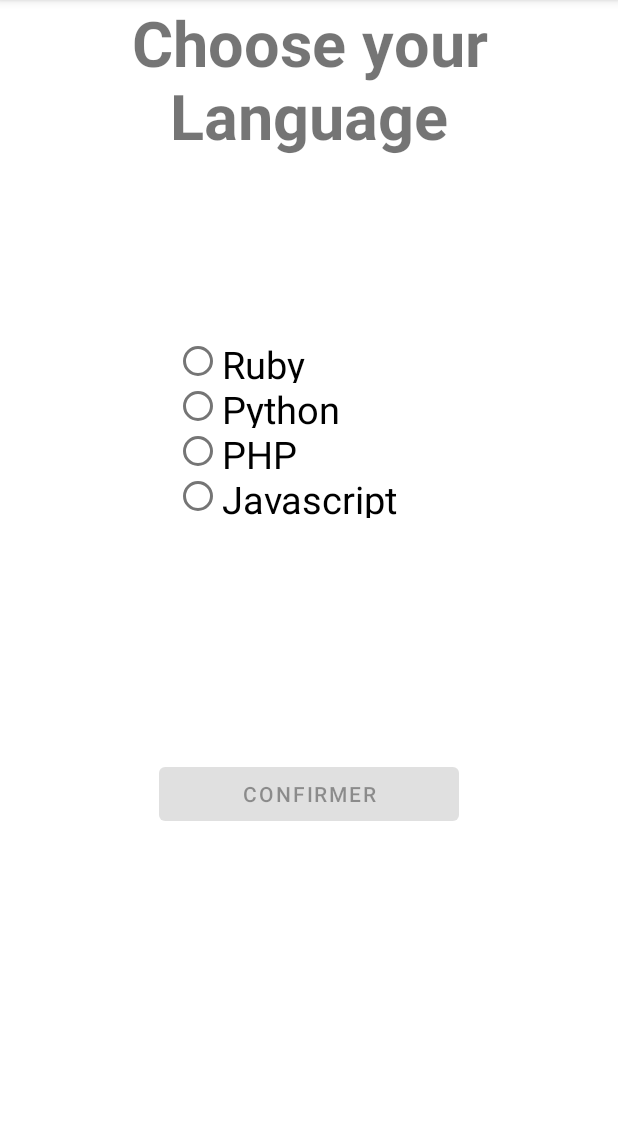
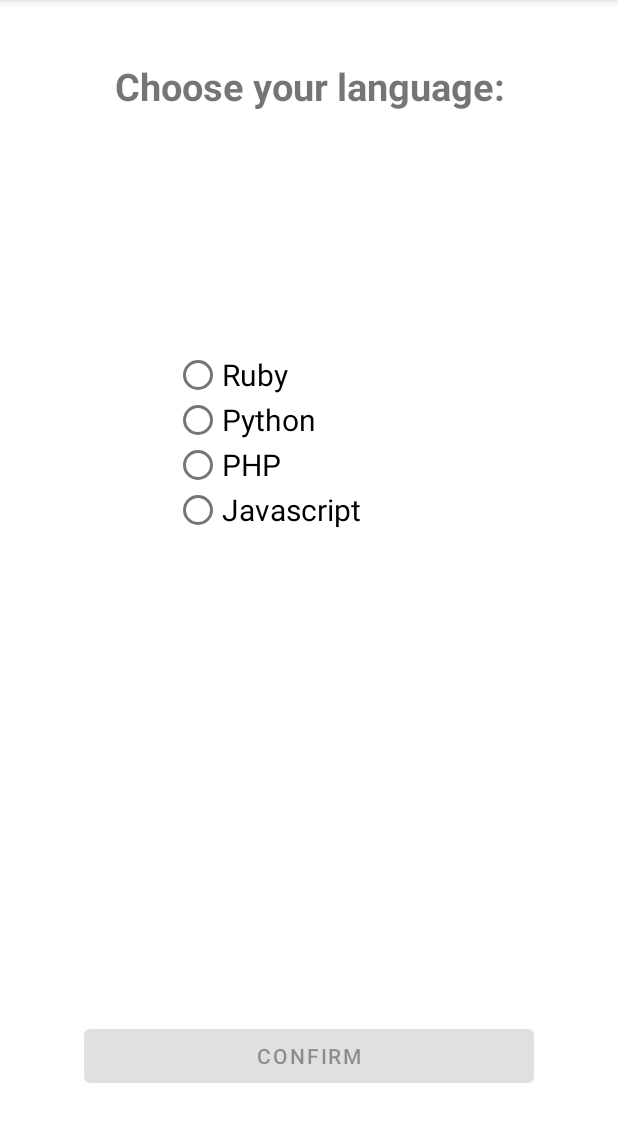
Before and after one commit to Zantyor/Tech-Hackathon-app, an Android app: the LanguageActivity screen opened directly, with no data from a screen before it, on a phone screen of 412 x 824 dp, the part 84-1226 px from its top. Run offline under Robolectric (Android 15) with nearby library versions, the phone set to English and light mode, and no system bars.

Commit message:
Style remake/harmonized : bottom button + title page

```diff
--- a/app/src/main/res/layout/activity_language.xml
+++ b/app/src/main/res/layout/activity_language.xml
@@ -6,16 +6,15 @@
     android:layout_height="match_parent"
     android:orientation="vertical"
     android:layout_gravity="center"
-    tools:context=".language">
+    tools:context=".LanguageActivity">
     <TextView
-        android:layout_width="wrap_content"
+        android:layout_width="match_parent"
         android:layout_height="wrap_content"
-        android:text="Choose your Language"
-        android:textSize="42dp"
+        android:text="Choose your language:"
+        android:gravity="center"
+        android:textSize="25dp"
         android:textStyle="bold"
-        android:gravity="center">
-
-    </TextView>
+        android:padding="40dp"></TextView>
 
     <RadioGroup
         android:id="@+id/radioChoice"
@@ -31,7 +30,7 @@
             android:layout_gravity="center"
 
             android:text="Ruby"
-            android:textSize="25dp"
+            android:textSize="20dp"
             />
 
         <RadioButton
@@ -41,7 +40,7 @@
             android:layout_gravity="center"
 
             android:text="Python"
-            android:textSize="25dp"/>
+            android:textSize="20dp"/>
 
         <RadioButton
             android:id="@+id/php"
@@ -50,7 +49,7 @@
             android:layout_gravity="center"
 
             android:text="PHP"
-            android:textSize="25dp"/>
+            android:textSize="20dp"/>
 
         <RadioButton
             android:id="@+id/javascript"
@@ -59,17 +58,25 @@
             android:layout_gravity="center"
 
             android:text="Javascript"
-            android:textSize="25dp"/>
+            android:textSize="20dp"/>
     </RadioGroup>
 
-    <Button
-        android:id="@+id/confirm"
-        android:layout_marginTop="100dp"
-        android:layout_width="200dp"
-        android:layout_height="wrap_content"
-        android:layout_gravity="center"
-        android:text="Confirmer" />
+    <LinearLayout
+        android:layout_width="match_parent"
+        android:layout_height="0dip"
+        android:layout_weight="1"
+        android:gravity="center|bottom"
+        android:orientation="vertical">
 
+        <Button
+            android:id="@+id/confirm"
+            android:layout_width="300dp"
+            android:layout_height="wrap_content"
+            android:paddingHorizontal="60dp"
+            android:text="Confirm"
+            android:layout_gravity="center_horizontal|center"
+            android:layout_marginBottom="40dp" />
+    </LinearLayout>
 
 
 </LinearLayout>
--- a/app/src/main/res/layout/activity_location.xml
+++ b/app/src/main/res/layout/activity_location.xml
@@ -12,7 +12,8 @@
         android:layout_height="wrap_content"
         android:text="@string/text_location"
         android:gravity="center"
-        android:textSize="20sp"
+        android:textSize="25dp"
+        android:textStyle="bold"
         android:padding="40dp" />
 
     <EditText
@@ -20,6 +21,7 @@
         android:layout_width="wrap_content"
         android:layout_height="wrap_content"
         android:width="300dp"
+        android:textSize="20dp"
         android:layout_marginTop="40dp"
         android:layout_gravity="center" />
 
```
